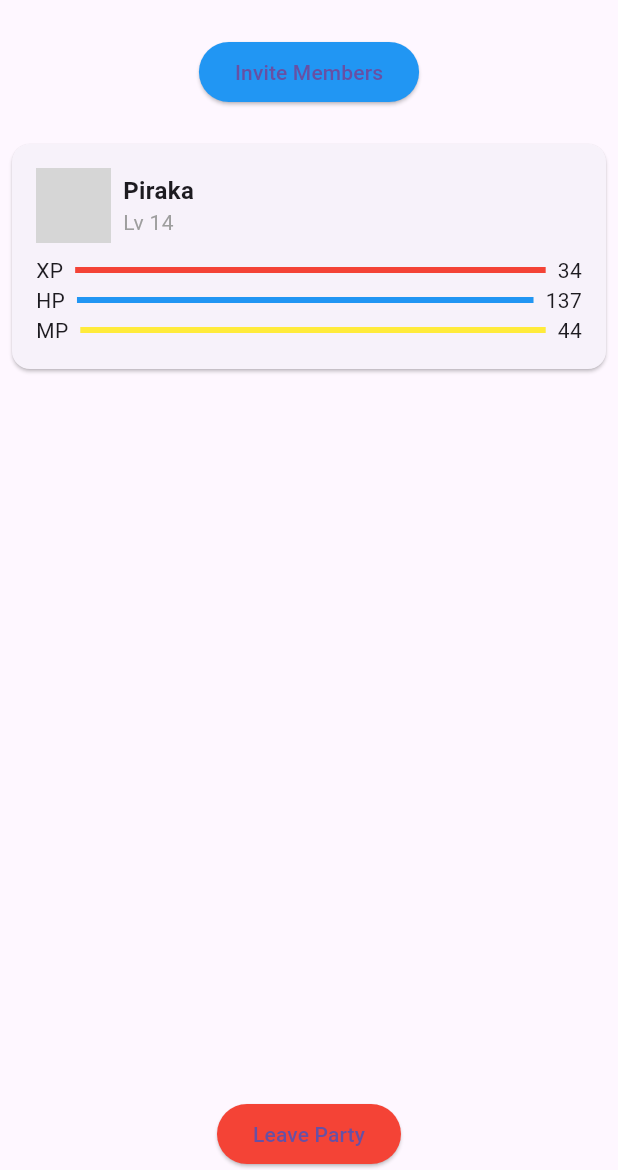
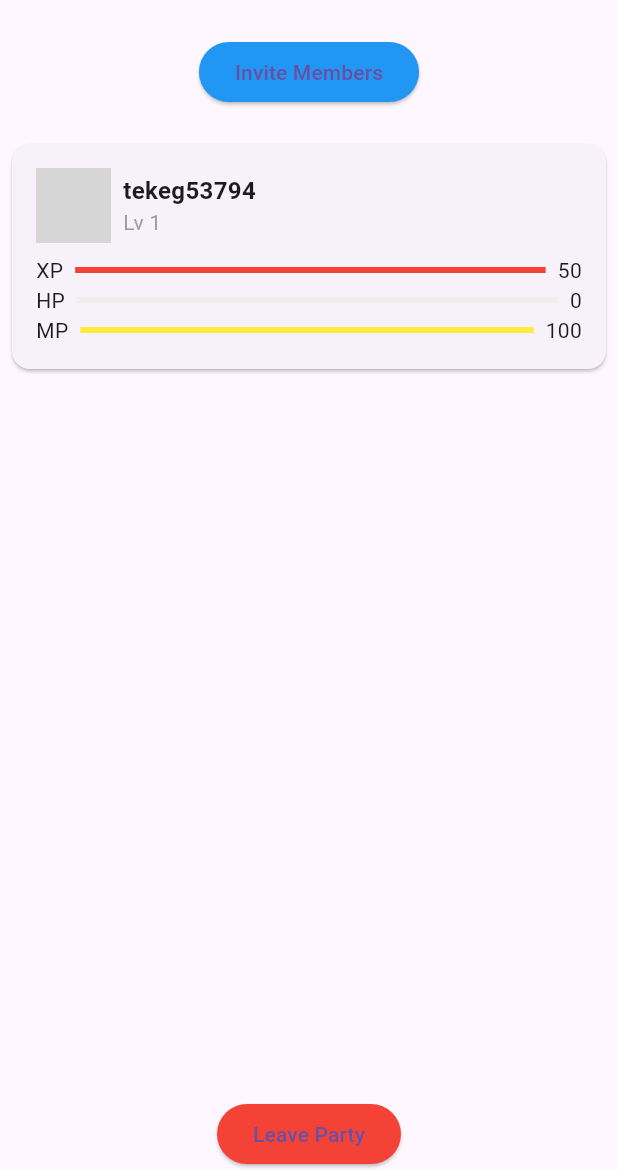
Before and after one commit to NPCuong069/habitpunk_final, a Flutter app: the PartyScreen screen opened directly, after a tap on "Members", on a phone screen of 412 x 824 dp, the part 66-1236 px from its top. Run offline on Flutter 3.47's test engine with Material 3 defaults, Android fonts, the phone set to English and light mode, and no system bars; our stand-ins replace cloud_firestore, firebase_auth, firebase_core, flutter_riverpod, flutter_secure_storage, google_sign_in and 1 more; accounts and stored records are empty; grey boxes are pictures that could not be loaded.

Commit message:
party page

```diff
--- a/lib/src/ui/pages/party_page.dart
+++ b/lib/src/ui/pages/party_page.dart
@@ -383,10 +383,10 @@ class MembersContainer extends StatelessWidget {
 
   final List<Member> members = [
     Member(
-      username: 'Piraka',
-      avatar: 'assets/avatar_piraka.png',
-      level: 14,
-      stats: [34, 137, 44],
+      username: 'tekeg53794',
+      avatar: 'assets/avatar_tekeg53794.png',
+      level: 1,
+      stats: [50, 0, 100],
     ),
     // ... Add other members
   ];
```
